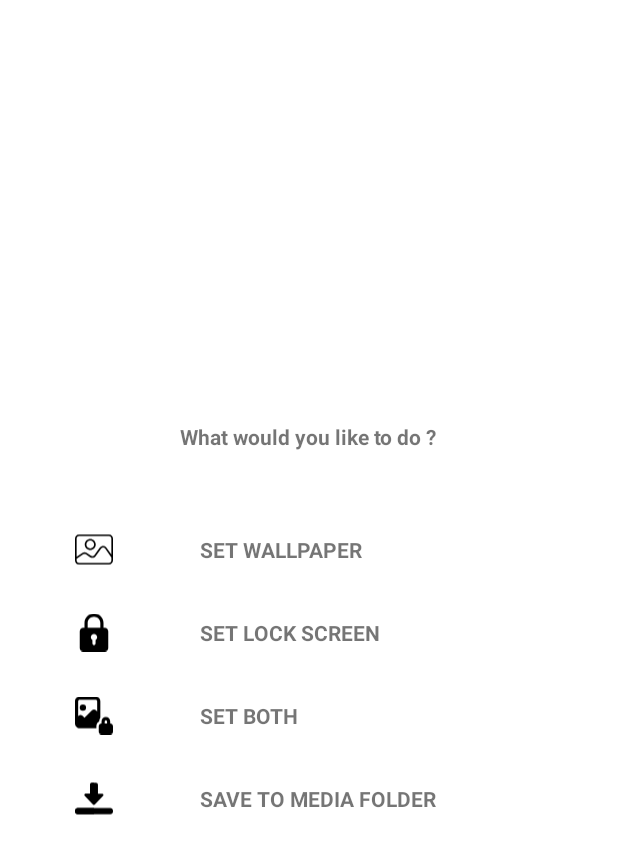
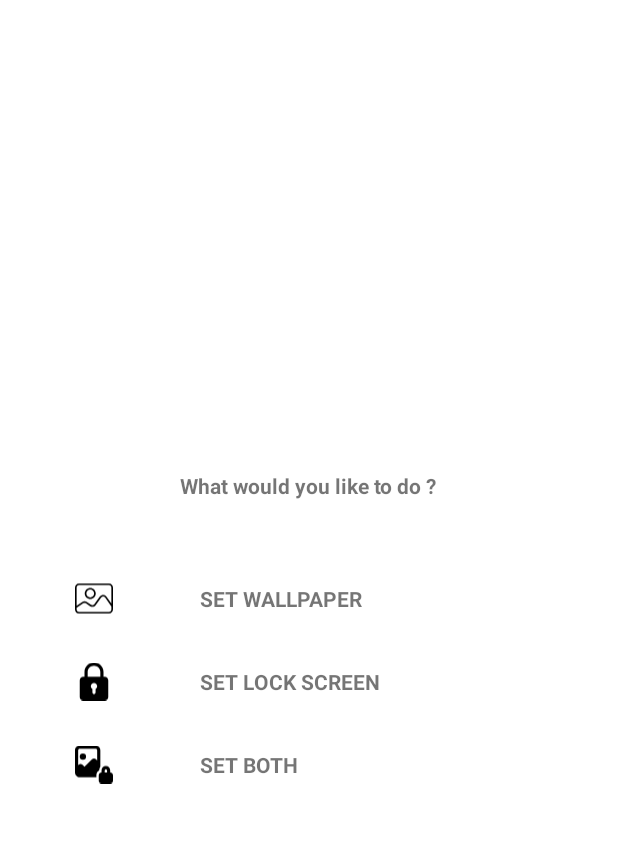
Before and after one commit to marsaif/wallpaper_app, an Android app: the layout bottom_sheet_dialog.xml on its own in the app's theme, with its tools: preview values and no code run, on a phone screen of 412 x 824 dp. Shown: the top 854 px of the screen. Run offline under Robolectric (Android 15) with nearby library versions, the phone set to English and light mode, and no system bars; network calls fail.

Commit message:
implement WallpaperManager

```diff
--- a/app/build.gradle
+++ b/app/build.gradle
@@ -37,5 +37,6 @@ dependencies {
     androidTestImplementation 'androidx.test.ext:junit:1.1.3'
     androidTestImplementation 'androidx.test.espresso:espresso-core:3.4.0'
     implementation 'com.android.volley:volley:1.2.0'
-    implementation 'com.github.bumptech.glide:glide:4.10.0'
+    implementation 'com.squareup.picasso:picasso:2.71828'
+
 }
--- a/app/src/main/AndroidManifest.xml
+++ b/app/src/main/AndroidManifest.xml
@@ -3,6 +3,7 @@
     package="com.example.wallpaper_app">
 
     <uses-permission android:name="android.permission.INTERNET" />
+    <uses-permission android:name="android.permission.SET_WALLPAPER"/>
 
     <application
         android:allowBackup="true"
--- a/app/src/main/java/com/example/wallpaper_app/adapters/CustomAdapter.java
+++ b/app/src/main/java/com/example/wallpaper_app/adapters/CustomAdapter.java
@@ -7,7 +7,6 @@ import android.view.LayoutInflater;
 import android.view.View;
 import android.view.ViewGroup;
 import android.widget.ImageView;
-import android.widget.Toast;
 
 import androidx.annotation.NonNull;
 import androidx.recyclerview.widget.RecyclerView;
@@ -17,11 +16,11 @@ import com.android.volley.Request;
 import com.android.volley.Response;
 import com.android.volley.VolleyError;
 import com.android.volley.toolbox.JsonObjectRequest;
-import com.bumptech.glide.Glide;
 import com.example.wallpaper_app.R;
 import com.example.wallpaper_app.activities.AboutWallpaperActivity;
 import com.example.wallpaper_app.models.Wallpaper;
 import com.example.wallpaper_app.network.VolleySingleton;
+import com.squareup.picasso.Picasso;
 
 import org.json.JSONArray;
 import org.json.JSONException;
@@ -55,7 +54,7 @@ public class CustomAdapter extends RecyclerView.Adapter<CustomAdapter.ViewHolder
 
     @Override
     public void onBindViewHolder(@NonNull ViewHolder holder, @SuppressLint("RecyclerView") int position) {
-        Glide.with(context).load(list.get(position).getUrlImage()).into(holder.getImageViewWallpaper()) ;
+        Picasso.get().load(list.get(position).getUrlImage()).into(holder.getImageViewWallpaper()) ;
         holder.getImageViewWallpaper().setOnClickListener(new View.OnClickListener() {
             @Override
             public void onClick(View v) {
@@ -125,7 +124,6 @@ public class CustomAdapter extends RecyclerView.Adapter<CustomAdapter.ViewHolder
         }, new Response.ErrorListener() {
             @Override
             public void onErrorResponse(VolleyError error) {
-                System.out.println("ffff ");
 
             }
         }) {
--- a/app/src/main/java/com/example/wallpaper_app/fragments/HomeFragment.java
+++ b/app/src/main/java/com/example/wallpaper_app/fragments/HomeFragment.java
@@ -94,7 +94,6 @@ public class HomeFragment extends Fragment {
         }, new Response.ErrorListener() {
             @Override
             public void onErrorResponse(VolleyError error) {
-                System.out.println("ffff ");
 
             }
         }) {
--- a/app/src/main/res/drawable/ic_direct_download.xml
+++ b/app/src/main/res/drawable/ic_direct_download.xml
@@ -1,5 +1,5 @@
-<vector android:height="50dp" android:viewportHeight="24"
-    android:viewportWidth="24" android:width="50dp" xmlns:android="http://schemas.android.com/apk/res/android">
+<vector android:height="35dp" android:viewportHeight="24"
+    android:viewportWidth="24" android:width="35dp" xmlns:android="http://schemas.android.com/apk/res/android">
     <path android:fillColor="@color/white" android:pathData="m12,16c-0.205,0 -0.401,-0.084 -0.542,-0.232l-5.25,-5.5c-0.456,-0.477 -0.117,-1.268 0.542,-1.268h2.75v-5.75c0,-0.689 0.561,-1.25 1.25,-1.25h2.5c0.689,0 1.25,0.561 1.25,1.25v5.75h2.75c0.659,0 0.998,0.791 0.542,1.268l-5.25,5.5c-0.141,0.148 -0.337,0.232 -0.542,0.232z"/>
     <path android:fillColor="@color/white"  android:pathData="m22.25,22h-20.5c-0.965,0 -1.75,-0.785 -1.75,-1.75v-0.5c0,-0.965 0.785,-1.75 1.75,-1.75h20.5c0.965,0 1.75,0.785 1.75,1.75v0.5c0,0.965 -0.785,1.75 -1.75,1.75z"/>
     <path android:fillColor="@color/white"  android:pathData="m12,2h-1.25c-0.689,0 -1.25,0.561 -1.25,1.25v5.75h-2.75c-0.659,0 -0.998,0.791 -0.542,1.268l5.25,5.5c0.141,0.148 0.337,0.232 0.542,0.232z"/>
--- a/app/src/main/res/layout/bottom_sheet_dialog.xml
+++ b/app/src/main/res/layout/bottom_sheet_dialog.xml
@@ -14,6 +14,7 @@
         android:padding="8dp"/>
 
     <LinearLayout
+        android:id="@+id/linear_layout_only_screen"
         android:layout_marginTop="40dp"
         android:layout_width="match_parent"
         android:layout_height="wrap_content">
@@ -23,18 +24,19 @@
             android:src="@drawable/ic_image"
             android:layout_height="match_parent"
             android:layout_marginHorizontal="50dp"/>
-    <TextView
-        android:layout_width="wrap_content"
-        android:layout_height="wrap_content"
-        android:text="SET WALLPAPER"
-        android:textStyle="bold"
-        android:padding="8dp"/>
 
+        <TextView
+            android:layout_width="wrap_content"
+            android:layout_height="wrap_content"
+            android:text="SET WALLPAPER"
+            android:textStyle="bold"
+            android:padding="8dp"/>
 
     </LinearLayout>
 
 
     <LinearLayout
+        android:id="@+id/linear_layout_lock_screen"
         android:layout_marginTop="20dp"
         android:layout_width="match_parent"
         android:layout_height="wrap_content">
@@ -55,7 +57,8 @@
     </LinearLayout>
 
     <LinearLayout
-        android:layout_marginTop="20dp"
+        android:id="@+id/linear_layout_both_screen"
+        android:layout_marginVertical="20dp"
         android:layout_width="match_parent"
         android:layout_height="wrap_content">
 
@@ -74,26 +77,6 @@
 
     </LinearLayout>
 
-    <LinearLayout
-        android:layout_marginTop="20dp"
-        android:layout_width="match_parent"
-        android:layout_marginBottom="30dp"
-        android:layout_height="wrap_content">
-
-        <ImageView
-            android:layout_width="wrap_content"
-            android:src="@drawable/ic_download"
-            android:layout_height="match_parent"
-            android:layout_marginHorizontal="50dp"/>
-        <TextView
-            android:layout_width="wrap_content"
-            android:layout_height="wrap_content"
-            android:text="SAVE TO MEDIA FOLDER"
-            android:textStyle="bold"
-            android:padding="8dp"/>
-
-
-    </LinearLayout>
 
 
 </androidx.appcompat.widget.LinearLayoutCompat>
--- a/app/src/main/res/values-night/themes.xml
+++ b/app/src/main/res/values-night/themes.xml
@@ -1,14 +1,14 @@
 <resources xmlns:tools="http://schemas.android.com/tools">
     <!-- Base application theme. -->
-    <style name="Theme.Wallpaper_app" parent="Theme.MaterialComponents.DayNight.DarkActionBar">
+    <style name="Theme.Wallpaper_app" parent="Theme.MaterialComponents.DayNight.NoActionBar">
         <!-- Primary brand color. -->
         <item name="colorPrimary">@color/purple_200</item>
-        <item name="colorPrimaryVariant">@color/purple_700</item>
-        <item name="colorOnPrimary">@color/black</item>
+        <item name="colorPrimaryVariant">@color/wineberry</item>
+        <item name="colorOnPrimary">@color/wineberry</item>
         <!-- Secondary brand color. -->
         <item name="colorSecondary">@color/teal_200</item>
         <item name="colorSecondaryVariant">@color/teal_200</item>
-        <item name="colorOnSecondary">@color/black</item>
+        <item name="colorOnSecondary">@color/wineberry</item>
         <!-- Status bar color. -->
         <item name="android:statusBarColor" tools:targetApi="l">?attr/colorPrimaryVariant</item>
         <!-- Customize your theme here. -->
```
Also changed, not shown: app/src/main/java/com/example/wallpaper_app/activities/AboutWallpaperActivity.java (+84 -4 lines), app/src/main/res/layout/activity_about_wallpaper.xml (+18 -7 lines).
